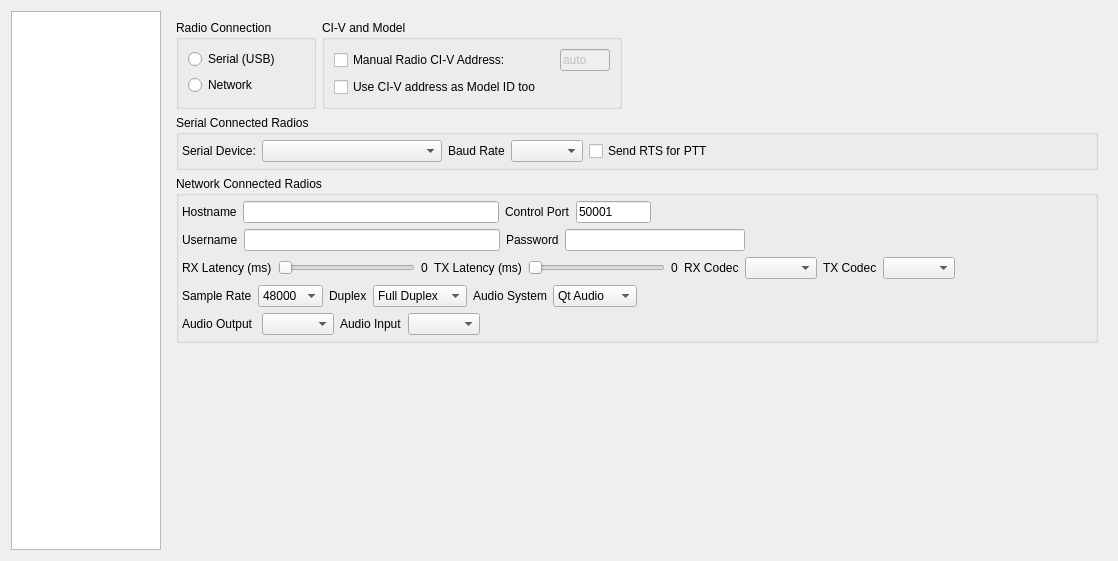
Before: the Qt Designer form settingswidget.ui in adecarolis/wfweb, drawn with Qt 5.
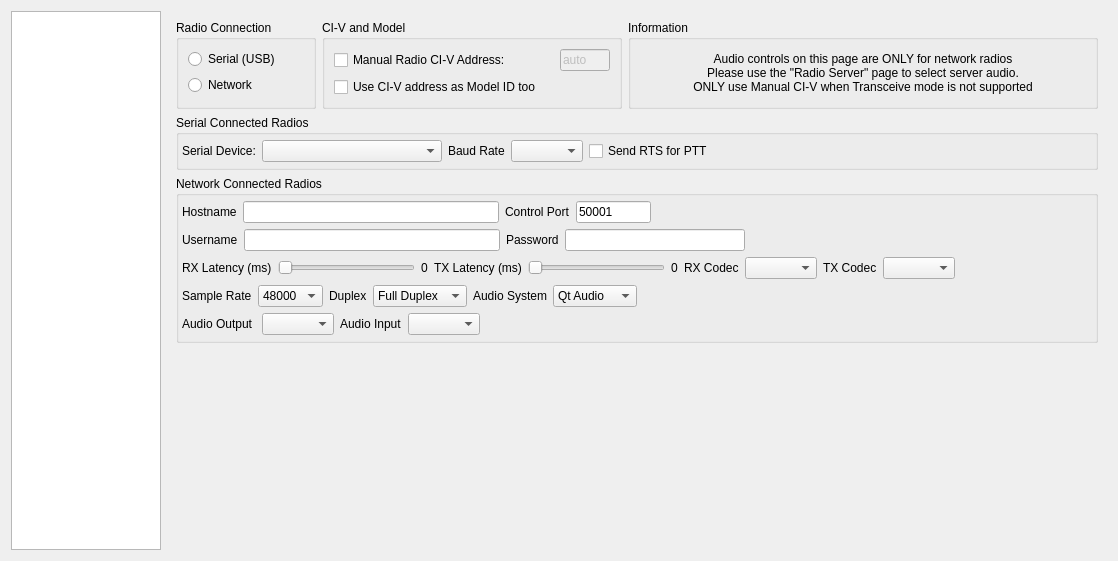
After: the same form once the commit is applied. The open tabs and pages were chosen to show the change. Custom widgets are drawn as their Qt base class.

Diff of the .ui file:
```diff
--- a/settingswidget.ui
+++ b/settingswidget.ui
@@ -154,17 +154,38 @@
             </widget>
            </item>
            <item>
-            <spacer name="horizontalSpacer_2">
-             <property name="orientation">
-              <enum>Qt::Horizontal</enum>
+            <widget class="QGroupBox" name="groupBox_11">
+             <property name="sizePolicy">
+              <sizepolicy hsizetype="Expanding" vsizetype="Preferred">
+               <horstretch>0</horstretch>
+               <verstretch>0</verstretch>
+              </sizepolicy>
              </property>
-             <property name="sizeHint" stdset="0">
-              <size>
-               <width>40</width>
-               <height>20</height>
-              </size>
+             <property name="title">
+              <string>Information</string>
              </property>
-            </spacer>
+             <property name="checkable">
+              <bool>false</bool>
+             </property>
+             <layout class="QVBoxLayout" name="verticalLayout_19">
+              <item>
+               <layout class="QVBoxLayout" name="verticalLayout_22">
+                <item>
+                 <widget class="QLabel" name="label_53">
+                  <property name="text">
+                   <string>Audio controls on this page are ONLY for network radios
+Please use the &quot;Radio Server&quot; page to select server audio.
+ONLY use Manual CI-V when Transceive mode is not supported</string>
+                  </property>
+                  <property name="alignment">
+                   <set>Qt::AlignCenter</set>
+                  </property>
+                 </widget>
+                </item>
+               </layout>
+              </item>
+             </layout>
+            </widget>
            </item>
           </layout>
          </item>
```
Left out of the diff: 23 changed lines with no effect on the pictures.
